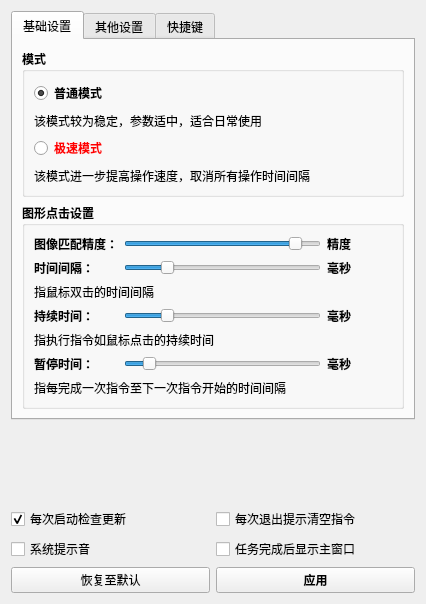
FsterThanLight/automatic_clicker_2, file 窗体/setting.ui: the form before one commit.
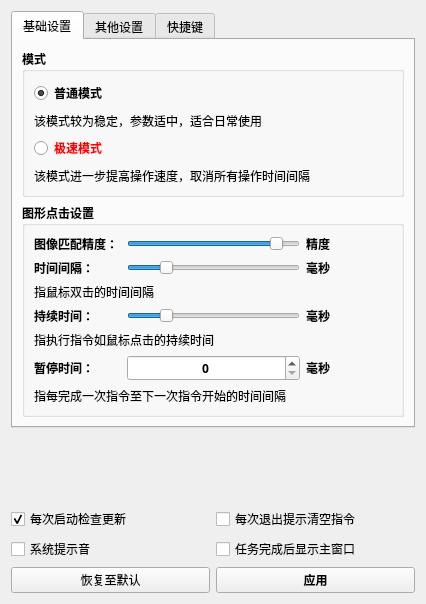
The form after the commit. The open tabs and pages were chosen to show the change. Icons and pictures are not drawn.

Patch:
```diff
--- a/窗体/setting.ui
+++ b/窗体/setting.ui
@@ -29,7 +29,7 @@
    <item>
     <widget class="QTabWidget" name="tabWidget">
      <property name="currentIndex">
-      <number>2</number>
+      <number>0</number>
      </property>
      <widget class="QWidget" name="tab">
       <attribute name="title">
@@ -226,98 +226,67 @@
          <layout class="QVBoxLayout" name="verticalLayout">
           <item>
            <layout class="QGridLayout" name="gridLayout_2">
-            <item row="1" column="1" colspan="3">
-             <widget class="QSlider" name="horizontalSlider_2">
-              <property name="maximum">
-               <number>1000</number>
+            <item row="3" column="0">
+             <widget class="QLabel" name="label_7">
+              <property name="font">
+               <font>
+                <family>微软雅黑</family>
+                <weight>75</weight>
+                <bold>true</bold>
+               </font>
               </property>
-              <property name="singleStep">
-               <number>100</number>
+              <property name="text">
+               <string>持续时间：</string>
               </property>
-              <property name="pageStep">
-               <number>100</number>
-              </property>
-              <property name="value">
-               <number>200</number>
-              </property>
-              <property name="orientation">
-               <enum>Qt::Horizontal</enum>
-              </property>
              </widget>
             </item>
-            <item row="5" column="1" colspan="3">
-             <widget class="QSlider" name="horizontalSlider_4">
-              <property name="maximum">
-               <number>1000</number>
+            <item row="0" column="0">
+             <widget class="QLabel" name="label_3">
+              <property name="font">
+               <font>
+                <family>微软雅黑</family>
+                <weight>75</weight>
+                <bold>true</bold>
+               </font>
               </property>
-              <property name="singleStep">
-               <number>100</number>
+              <property name="text">
+               <string>图像匹配精度：</string>
               </property>
-              <property name="pageStep">
-               <number>100</number>
-              </property>
-              <property name="value">
-               <number>100</number>
-              </property>
-              <property name="orientation">
-               <enum>Qt::Horizontal</enum>
-              </property>
              </widget>
             </item>
-            <item row="0" column="4">
+            <item row="0" column="3">
              <widget class="QLabel" name="label_4">
               <property name="text">
                <string>精度</string>
               </property>
              </widget>
             </item>
-            <item row="1" column="4">
-             <widget class="QLabel" name="label_6">
-              <property name="text">
-               <string>毫秒</string>
-              </property>
-             </widget>
-            </item>
-            <item row="3" column="4">
+            <item row="3" column="3">
              <widget class="QLabel" name="label_8">
               <property name="text">
                <string>毫秒</string>
               </property>
              </widget>
             </item>
-            <item row="3" column="1" colspan="3">
-             <widget class="QSlider" name="horizontalSlider_3">
+            <item row="0" column="1" colspan="2">
+             <widget class="QSlider" name="horizontalSlider">
+              <property name="styleSheet">
+               <string notr="true"/>
+              </property>
               <property name="maximum">
-               <number>1000</number>
+               <number>10</number>
               </property>
               <property name="singleStep">
-               <number>100</number>
-              </property>
-              <property name="pageStep">
-               <number>100</number>
+               <number>1</number>
               </property>
               <property name="value">
-               <number>200</number>
+               <number>9</number>
               </property>
               <property name="orientation">
                <enum>Qt::Horizontal</enum>
               </property>
              </widget>
             </item>
-            <item row="3" column="0">
-             <widget class="QLabel" name="label_7">
-              <property name="font">
-               <font>
-                <family>微软雅黑</family>
-                <weight>75</weight>
-                <bold>true</bold>
-               </font>
-              </property>
-              <property name="text">
-               <string>持续时间：</string>
-              </property>
-             </widget>
-            </item>
             <item row="1" column="0">
              <widget class="QLabel" name="label_5">
               <property name="font">
@@ -332,45 +301,7 @@
               </property>
              </widget>
             </item>
-            <item row="5" column="0">
-             <widget class="QLabel" name="label_9">
-              <property name="font">
-               <font>
-                <family>微软雅黑</family>
-                <weight>75</weight>
-                <bold>true</bold>
-               </font>
-              </property>
-              <property name="text">
-               <string>暂停时间：</string>
-              </property>
-             </widget>
-            </item>
-            <item row="5" column="4">
-             <widget class="QLabel" name="label_10">
-              <property name="text">
-               <string>毫秒</string>
-              </property>
-             </widget>
-            </item>
-            <item row="6" column="0" colspan="5">
-             <widget class="QLabel" name="label_12">
-              <property name="font">
-               <font>
-                <family>微软雅黑</family>
-                <weight>50</weight>
-                <bold>false</bold>
-               </font>
-              </property>
-              <property name="text">
-               <string>指每完成一次指令至下一次指令开始的时间间隔</string>
-              </property>
-              <property name="wordWrap">
-               <bool>true</bool>
-              </property>
-             </widget>
-            </item>
-            <item row="4" column="0" colspan="5">
+            <item row="4" column="0" colspan="4">
              <widget class="QLabel" name="label_13">
               <property name="font">
                <font>
@@ -384,7 +315,43 @@
               </property>
              </widget>
             </item>
-            <item row="2" column="0" colspan="5">
+            <item row="1" column="1" colspan="2">
+             <widget class="QSlider" name="horizontalSlider_2">
+              <property name="maximum">
+               <number>1000</number>
+              </property>
+              <property name="singleStep">
+               <number>100</number>
+              </property>
+              <property name="pageStep">
+               <number>100</number>
+              </property>
+              <property name="value">
+               <number>200</number>
+              </property>
+              <property name="orientation">
+               <enum>Qt::Horizontal</enum>
+              </property>
+             </widget>
+            </item>
+            <item row="6" column="0" colspan="4">
+             <widget class="QLabel" name="label_12">
+              <property name="font">
+               <font>
+                <family>微软雅黑</family>
+                <weight>50</weight>
+                <bold>false</bold>
+               </font>
+              </property>
+              <property name="text">
+               <string>指每完成一次指令至下一次指令开始的时间间隔</string>
+              </property>
+              <property name="wordWrap">
+               <bool>true</bool>
+              </property>
+             </widget>
+            </item>
+            <item row="2" column="0" colspan="4">
              <widget class="QLabel" name="label_11">
               <property name="font">
                <font>
@@ -401,8 +368,34 @@
               </property>
              </widget>
             </item>
-            <item row="0" column="0">
-             <widget class="QLabel" name="label_3">
+            <item row="3" column="1" colspan="2">
+             <widget class="QSlider" name="horizontalSlider_3">
+              <property name="maximum">
+               <number>1000</number>
+              </property>
+              <property name="singleStep">
+               <number>100</number>
+              </property>
+              <property name="pageStep">
+               <number>100</number>
+              </property>
+              <property name="value">
+               <number>200</number>
+              </property>
+              <property name="orientation">
+               <enum>Qt::Horizontal</enum>
+              </property>
+             </widget>
+            </item>
+            <item row="1" column="3">
+             <widget class="QLabel" name="label_6">
+              <property name="text">
+               <string>毫秒</string>
+              </property>
+             </widget>
+            </item>
+            <item row="5" column="0">
+             <widget class="QLabel" name="label_9">
               <property name="font">
                <font>
                 <family>微软雅黑</family>
@@ -411,26 +404,27 @@
                </font>
               </property>
               <property name="text">
-               <string>图像匹配精度：</string>
+               <string>暂停时间：</string>
               </property>
              </widget>
             </item>
-            <item row="0" column="1" colspan="3">
-             <widget class="QSlider" name="horizontalSlider">
-              <property name="styleSheet">
-               <string notr="true"/>
+            <item row="5" column="3">
+             <widget class="QLabel" name="label_10">
+              <property name="text">
+               <string>毫秒</string>
+              </property>
+             </widget>
+            </item>
+            <item row="5" column="1" colspan="2">
+             <widget class="QSpinBox" name="spinBox">
+              <property name="alignment">
+               <set>Qt::AlignCenter</set>
+              </property>
+              <property name="minimum">
+               <number>0</number>
               </property>
               <property name="maximum">
-               <number>10</number>
-              </property>
-              <property name="singleStep">
-               <number>1</number>
-              </property>
-              <property name="value">
-               <number>9</number>
-              </property>
-              <property name="orientation">
-               <enum>Qt::Horizontal</enum>
+               <number>1000000</number>
               </property>
              </widget>
             </item>
```
Left out of the diff: 16 changed lines with no effect on the pictures.
